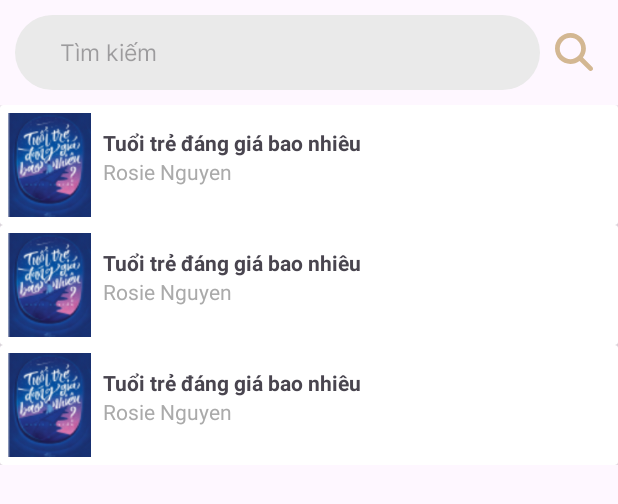
After one commit to pnminh23/Ebook, an Android app: the layout activity_search.xml on its own in the app's theme, with its tools: preview values and no code run, on a phone screen of 412 x 824 dp. The commit adds this screen. Shown: the top 504 px of the screen. Run offline under Robolectric (Android 15) with nearby library versions, the phone set to English and light mode, and no system bars.

Commit message:
code searchActivity

```diff
--- a/app/src/main/AndroidManifest.xml
+++ b/app/src/main/AndroidManifest.xml
@@ -14,6 +14,9 @@
         android:supportsRtl="true"
         android:theme="@style/Theme.Ebook_pnminh"
         tools:targetApi="31">
+        <activity
+            android:name=".SearchActivity"
+            android:exported="false" />
         <activity
             android:name=".BookActivity"
             android:exported="false" />
--- /dev/null
+++ b/app/src/main/res/layout/activity_search.xml
@@ -0,0 +1,48 @@
+<?xml version="1.0" encoding="utf-8"?>
+<LinearLayout xmlns:android="http://schemas.android.com/apk/res/android"
+    xmlns:app="http://schemas.android.com/apk/res-auto"
+    xmlns:tools="http://schemas.android.com/tools"
+    android:id="@+id/main"
+    android:orientation="vertical"
+    android:layout_width="match_parent"
+    android:layout_height="match_parent"
+    tools:context=".SearchActivity"
+    android:layout_gravity="center">
+
+    <LinearLayout
+        android:layout_width="match_parent"
+        android:layout_height="wrap_content"
+        android:orientation="horizontal"
+        android:layout_gravity="center"
+        android:layout_marginTop="10dp">
+        <EditText
+            android:id="@+id/edt_search"
+            android:layout_width="350dp"
+            android:layout_height="50dp"
+            android:layout_gravity="center"
+            android:layout_marginRight="10dp"
+            android:layout_marginLeft="10dp"
+            android:background="@drawable/edt_bkg"
+            android:fontFamily="@font/inter_regular"
+            android:hint="Tìm kiếm"
+            android:paddingStart="30dp"
+            android:textSize="15sp"
+            tools:ignore="HardcodedText,RtlSymmetry" />
+        <TextView
+            android:id="@+id/tv_search"
+            android:layout_width="25dp"
+            android:layout_height="25dp"
+            android:background="@drawable/search"
+            android:layout_marginRight="20dp"
+            android:text=""
+            android:layout_gravity="center"
+            android:layout_alignParentRight="true"/>
+    </LinearLayout>
+
+    <androidx.recyclerview.widget.RecyclerView
+        android:id="@+id/rcv_list_search"
+        android:layout_width="match_parent"
+        android:layout_height="wrap_content"
+        android:layout_marginTop="10dp"
+        tools:listitem="@layout/row_book_item" />
+</LinearLayout>
--- a/app/src/main/res/layout/fragment_home.xml
+++ b/app/src/main/res/layout/fragment_home.xml
@@ -19,6 +19,7 @@
         android:textSize="15dp" />
 
     <TextView
+        android:id="@+id/tv_search"
         android:layout_width="wrap_content"
         android:layout_height="wrap_content"
         android:background="@drawable/search"
--- /dev/null
+++ b/app/src/main/res/layout/row_book_item.xml
@@ -0,0 +1,45 @@
+<?xml version="1.0" encoding="utf-8"?>
+<androidx.cardview.widget.CardView xmlns:android="http://schemas.android.com/apk/res/android"
+    android:layout_width="match_parent"
+    android:layout_height="80dp"
+    xmlns:app="http://schemas.android.com/apk/res-auto"
+    app:contentPadding="5dp"
+    >
+
+    <LinearLayout
+        android:layout_width="match_parent"
+        android:layout_height="match_parent"
+
+        android:orientation="horizontal">
+        <ImageView
+            android:id="@+id/img_book"
+            android:layout_width="55dp"
+            android:layout_height="match_parent"
+            android:scaleType="centerCrop"
+            android:src="@drawable/tuoi_tre_dang_gia_bao_nhieu"
+            android:layout_marginRight="8dp"
+            />
+
+        <LinearLayout
+            android:layout_width="wrap_content"
+            android:layout_height="match_parent"
+            android:orientation="vertical">
+
+            <TextView
+                android:id="@+id/tv_name_book"
+                android:layout_width="wrap_content"
+                android:layout_height="wrap_content"
+                android:text="Tuổi trẻ đáng giá bao nhiêu"
+                android:textStyle="bold"
+                android:layout_marginTop="10dp"/>
+            <TextView
+                android:id="@+id/tv_author"
+                android:layout_width="wrap_content"
+                android:layout_height="wrap_content"
+                android:text="Rosie Nguyen"
+                android:textColor="@color/grey_200"
+                />
+
+        </LinearLayout>
+    </LinearLayout>
+</androidx.cardview.widget.CardView>
```
Also changed, not shown: app/src/main/java/com/example/ebook_pnminh/Adapter/RowBookAdapter.java (added, +85 -0 lines), app/src/main/java/com/example/ebook_pnminh/Filter/FilterBook.java (added, +50 -0 lines), app/src/main/java/com/example/ebook_pnminh/Fragment/HomeFragment.java (+12 -0 lines), app/src/main/java/com/example/ebook_pnminh/SearchActivity.java (added, +88 -0 lines).
